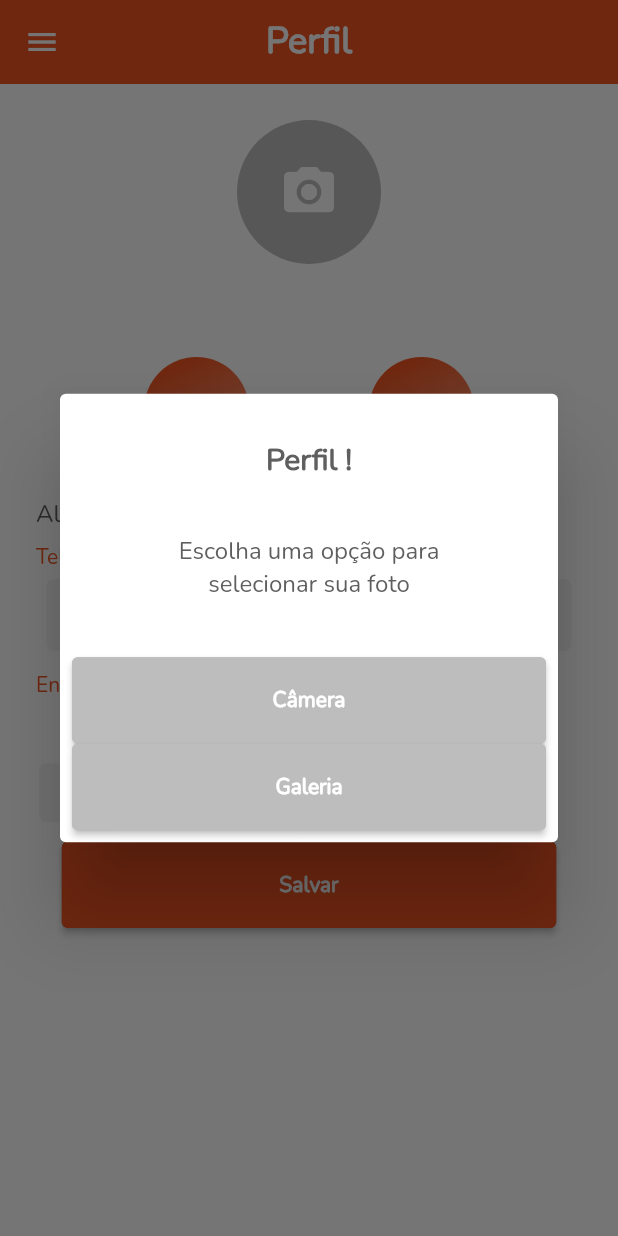
After one commit to resilvajr1610/promosave, a Flutter app: the ProfileScreen screen opened by its route, after a tap on the "camera alt" icon, on a phone screen of 412 x 824 dp. The commit adds this screen. Run offline on Flutter 3.47's test engine with Material 2 defaults, Android fonts, the phone set to English and light mode, and no system bars; our stand-ins replace brasil_fields, cloud_firestore, firebase_auth, firebase_core, firebase_storage, font_awesome_flutter and 5 more; missing offline and left inert: google_place, mercado_pago_mobile_checkout; accounts and stored records are empty.

Commit message:
criado o alert_model.dart para padronizar os alerts. Junto com o showDialog.dart. criada a função para escolher fotos da galeria.

```diff
--- /dev/null
+++ b/lib/models/alert_model.dart
@@ -0,0 +1,30 @@
+import '../utils/export.dart';
+import '../widgets/showDialog.dart';
+
+class AlertModel{
+
+  alert(String title, String content,final colorTextTitle, final colorTextContent, BuildContext context, List<Widget> listActions){
+    showDialog(
+        context: context,
+        builder: (context) {
+
+          return ShowDialog(
+              title: title,
+              content: content,
+              colorTextContent: colorTextContent,
+              colorTextTitle: colorTextTitle,
+              listActions: listActions
+          );
+        });
+  }
+  // zoomImage(BuildContext context,String url,List<Widget> listActions){
+  //   showDialog(
+  //       context: context,
+  //       builder: (context) {
+  //         return ShowImage(
+  //             url: url,
+  //             listActions: listActions
+  //         );
+  //       });
+  // }
+}
--- a/lib/views/login_screen.dart
+++ b/lib/views/login_screen.dart
@@ -79,14 +79,14 @@
                 SizedBox(height: height*0.02),
                 TextCustom(
                     text: 'BEM VINDO!',
-                    size: 16.0,
+                    size: 20.0,
                     color: PaletteColor.grey,
                     fontWeight: FontWeight.bold,
                     textAlign: TextAlign.center
                 ),
                 SizedBox(height: height*0.02),
                 TextCustom(
-                    text:'“Juntos contra o desperdício”',
+                    text:'Juntos contra o desperdício',
                     size: 16.0,
                     color: PaletteColor.grey,
                     fontWeight: FontWeight.bold,
--- a/lib/views/profile_screen.dart
+++ b/lib/views/profile_screen.dart
@@ -1,5 +1,6 @@
 import 'package:google_place/google_place.dart';
 import 'package:promosave/models/shopping_model.dart';
+import '../models/alert_model.dart';
 import '../utils/export.dart';
 
 class ProfileScreen extends StatefulWidget {
@@ -82,16 +83,24 @@
     });
   }
 
-  Future _savePhoto(String name) async {
+  Future _savePhoto(String name,String type) async {
+    final image;
     try {
-      final image = await ImagePicker()
-          .pickImage(source: ImageSource.camera, imageQuality: 100);
+     if(type=='camera'){
+       image = await ImagePicker().pickImage(source: ImageSource.camera, imageQuality: 100);
+     }else{
+       image = await ImagePicker().pickImage(source: ImageSource.gallery, imageQuality: 100);
+     }
       if (image == null) return;
+
+      Navigator.of(context).pop();
+
 
       final imageTemporary = File(image.path);
       setState(() {
         this.picture = imageTemporary;
         setState(() {
+          urlPhotoProfile='';
           _sending = true;
         });
         _uploadImage(name);
@@ -127,8 +136,7 @@
       name: url,
     };
 
-    db
-        .collection("user")
+    db.collection("user")
         .doc(FirebaseAuth.instance.currentUser!.uid)
         .update(dateUpdate)
         .then((value) {
@@ -186,15 +194,33 @@
             children: [
               _sending == false
                   ? GestureDetector(
-                      onTap: () => _savePhoto('urlPhotoProfile'),
+                      onTap: ()=>AlertModel().alert('Perfil !', 'Escolha uma opção para \nselecionar sua foto', PaletteColor.grey, PaletteColor.grey, context,
+                          [
+                            ButtonCustom(
+                              onPressed: () => _savePhoto('urlPhotoProfile','camera'),
+                              text: 'Câmera',
+                              colorBorder: PaletteColor.greyInput,
+                              colorButton: PaletteColor.greyInput,
+                              colorText: PaletteColor.white,
+                              size: 14.0,
+                            ),
+                            ButtonCustom(
+                              onPressed: () => _savePhoto('urlPhotoProfile','gallery'),
+                              text: 'Galeria',
+                              colorBorder: PaletteColor.greyInput,
+                              colorButton: PaletteColor.greyInput,
+                              colorText: PaletteColor.white,
+                              size: 14.0,
+                            ),
+                      ]),
                       child: Padding(
                         padding: const EdgeInsets.all(8.0),
                         child: photo == null
                             ? CircleAvatar(
                                 radius: 48,
-                                backgroundColor: PaletteColor.primaryColor,
-                                backgroundImage:
-                                    AssetImage('assets/image/logo.png'))
+                                backgroundColor: PaletteColor.greyInput,
+                                child: Icon(Icons.camera_alt,color: PaletteColor.white,size: 40,),
+                            )
                             : CircleAvatar(
                                 radius: 48,
                                 backgroundColor: PaletteColor.primaryColor,
--- a/lib/widgets/drawer_custom.dart
+++ b/lib/widgets/drawer_custom.dart
@@ -34,7 +34,16 @@
                       backgroundImage: NetworkImage(photo),
                     ),
                   ),
-                  TextCustom(text: enterprise.toUpperCase(), size: 16.0, color: PaletteColor.primaryColor, fontWeight: FontWeight.bold,textAlign: TextAlign.center)
+                  Container(
+                    width: width*0.45,
+                    child: TextCustom(
+                        text: enterprise.toUpperCase(),
+                        size: 15.0,
+                        color: PaletteColor.primaryColor,
+                        fontWeight: FontWeight.bold,
+                        textAlign: TextAlign.center
+                    ),
+                  )
                 ],
               ),
             ),
--- /dev/null
+++ b/lib/widgets/showDialog.dart
@@ -0,0 +1,55 @@
+import '../utils/export.dart';
+
+class ShowDialog extends StatelessWidget {
+
+  final String title;
+  final colorTextTitle;
+  final colorTextContent;
+  final String content;
+  final listActions;
+
+  ShowDialog({
+    required this.title,
+    required this.content,
+    required this.listActions,
+    this.colorTextTitle = Colors.red,
+    this.colorTextContent = Colors.red,
+});
+
+  @override
+  Widget build(BuildContext context) {
+
+    final width = MediaQuery.of(context).size.width;
+    final height = MediaQuery.of(context).size.height;
+
+    return AlertDialog(
+      title: Container(
+        alignment: Alignment.center,
+          width: width*0.2,
+          height: height*0.05,
+        child: TextCustom(text: title,color: colorTextTitle,size: 20.0,fontWeight: FontWeight.bold,)
+      ),
+      titleTextStyle: TextStyle(color: PaletteColor.primaryColor,fontSize: 20),
+      content: Row(
+        children: [
+          Expanded(
+              child:  Container(
+                alignment: Alignment.center,
+                width: width*0.25,
+                height: height*0.1,
+                child: TextCustom(
+                  textAlign: TextAlign.center,
+                  text: content,
+                  color: colorTextContent,
+                  maxLines: 2,
+                ),
+              )
+          ),
+        ],
+      ),
+      actionsAlignment: MainAxisAlignment.center,
+      contentPadding: EdgeInsets.symmetric(horizontal: 16,vertical: 10),
+      actions: listActions,
+    );
+  }
+}
--- a/lib/widgets/text_custom.dart
+++ b/lib/widgets/text_custom.dart
@@ -11,9 +11,9 @@
 
   TextCustom({
     required this.text,
-    required this.size,
+    this.size = 16.0,
     required this.color,
-    required this.fontWeight,
+    this.fontWeight = FontWeight.normal,
     this.maxLines = 1,
     this.textAlign = TextAlign.start
   });
@@ -23,6 +23,7 @@
     return Text(text,
         textAlign: textAlign,
         maxLines: maxLines,
+        overflow: TextOverflow.ellipsis,
         style: TextStyle(fontFamily: 'Nunito',color: color,fontSize: size,fontWeight: fontWeight)
     );
   }
```
